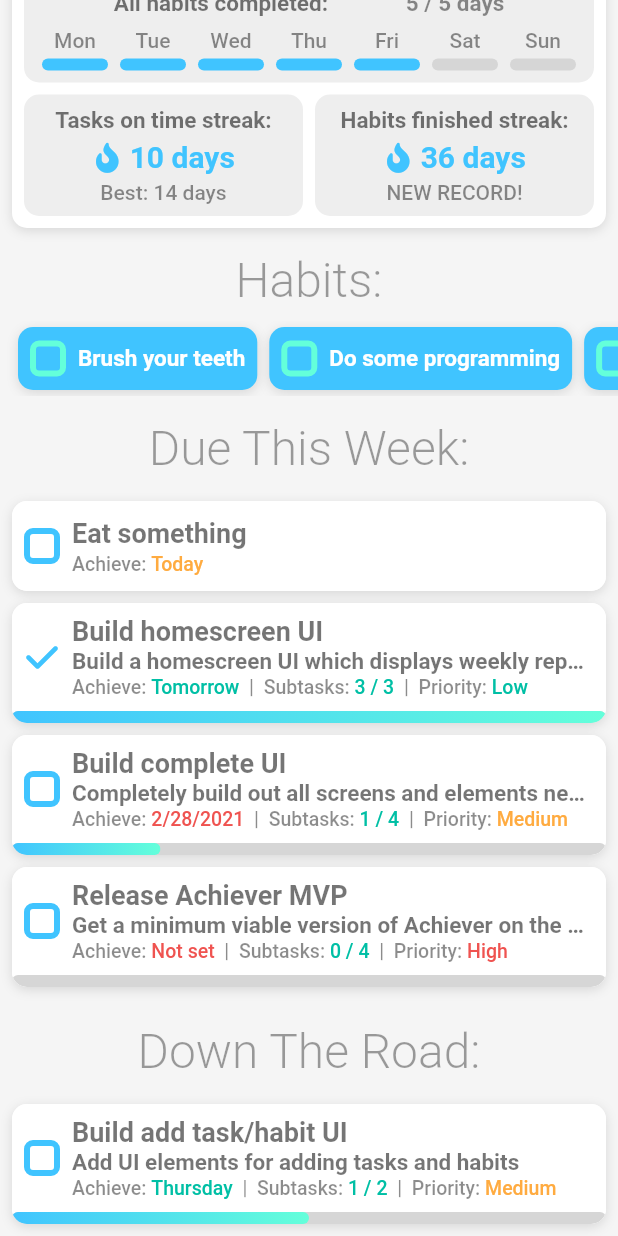
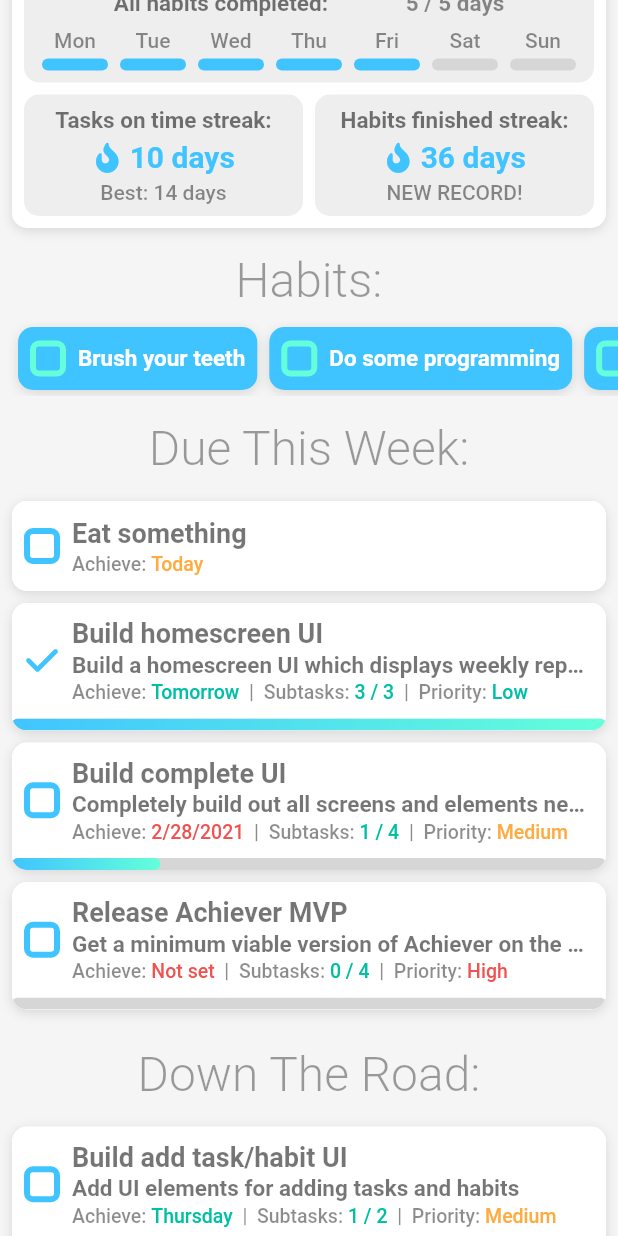
Before and after one commit to imclerran/achiever_app, a Flutter app: the screen it shows after launch, scrolled down 266 dp, on a phone screen of 412 x 824 dp. Run offline on Flutter 3.47's test engine with Material 2 defaults, Android fonts, the light colour scheme and no system bars; our stand-ins replace bloc, equatable, flutter_bloc, flutter_icons, hydrated_bloc, vibration; missing offline and left inert: gradient_text.

Commit message:
fixed column overflow on task card widget

```diff
--- a/lib/widgets/task_card.dart
+++ b/lib/widgets/task_card.dart
@@ -3,7 +3,6 @@
 import 'package:achiever_app/model/task.dart';
 import 'package:achiever_app/widgets/progress_bar.dart';
 import 'package:flutter/material.dart';
-//import 'package:flutter/scheduler.dart';
 
 import 'custom_checkbox.dart';
 
@@ -105,7 +104,7 @@
     var theme = AppTheme(MediaQuery.of(context).platformBrightness);
     return Container(
       margin: EdgeInsets.fromLTRB(8.0, 0.0, 8.0, 8.0),
-      height: task.description == "" ? 60 : 80,
+      height: task.description == "" ? 60 : 85,
       decoration: BoxDecoration(
         color: theme.cardColor,
         borderRadius: BorderRadius.circular(10.0),
```
